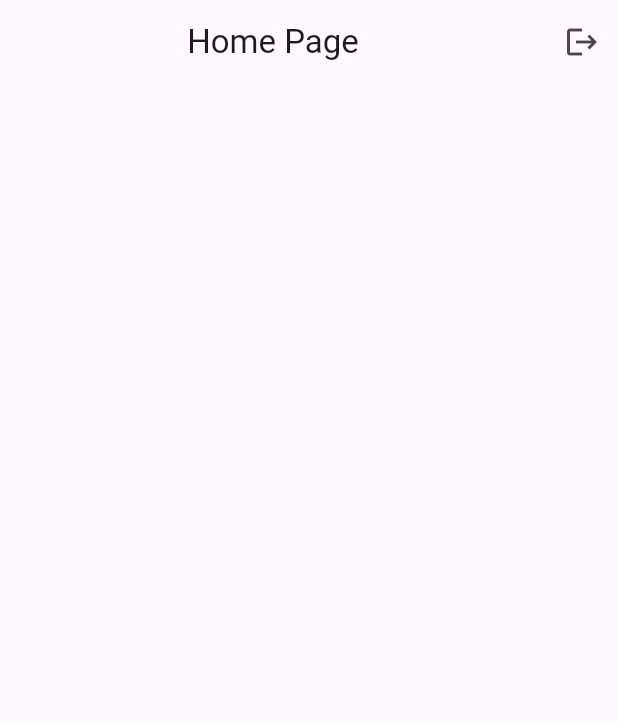
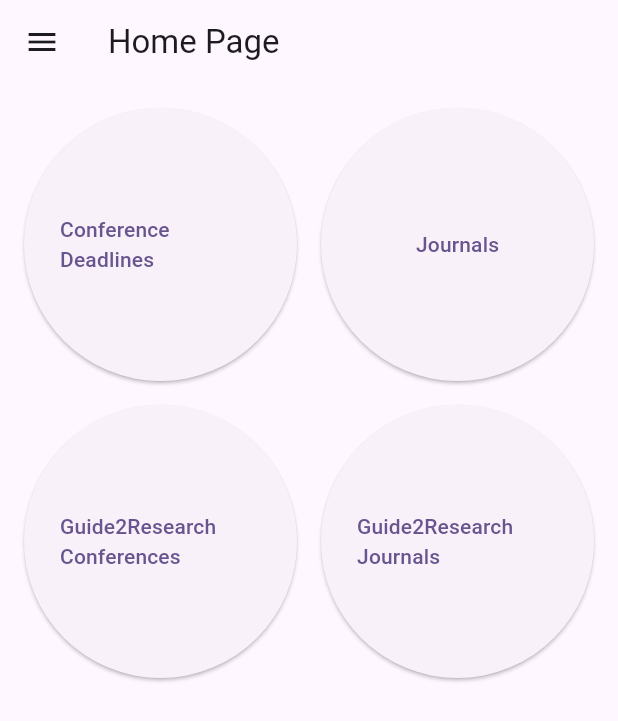
Before and after one commit to Kian-Chen/PubMate, a Flutter app: the screen it shows once a user with an empty profile is signed in, on a phone screen of 412 x 824 dp. Shown: the top 721 px of the screen. Run offline on Flutter 3.47's test engine with Material 3 defaults, Android fonts, the phone set to English and light mode, and no system bars; our stand-ins replace supabase_flutter; accounts and stored records are empty.

Commit message:
feat(widgets): add custom drawer for navigation and user profile
- Implement a custom drawer widget for app navigation and user information display
- Add user email and profile picture to the drawer header
- Include navigation options for different pages in the app
- Implement logout functionality using AuthService

```diff
--- /dev/null
+++ b/lib/pages/conference_deadlines_page.dart
@@ -0,0 +1,40 @@
+import 'package:flutter/material.dart';
+
+class ConferenceDeadlinesPage extends StatelessWidget {
+  const ConferenceDeadlinesPage({super.key});
+
+  @override
+  Widget build(BuildContext context) {
+    // Example list of deadlines; in a real app, this might come from a database
+    final List<Map<String, dynamic>> deadlines = [
+      {'name': 'Conference A', 'id': 256},
+      {'name': 'Conference B', 'id': 257},
+      // Add more conferences as needed
+    ];
+
+    return Scaffold(
+      appBar: AppBar(
+        title: const Text('Conference Deadlines'),
+      ),
+      body: ListView.builder(
+        itemCount: deadlines.length,
+        itemBuilder: (context, index) {
+          final conference = deadlines[index];
+          return ListTile(
+            title: Text(conference['name']),
+            trailing: ElevatedButton(
+              onPressed: () {
+                Navigator.pushNamed(
+                  context,
+                  '/conference_details',
+                  arguments: {'id': conference['id']},
+                );
+              },
+              child: const Text('Details'),
+            ),
+          );
+        },
+      ),
+    );
+  }
+}
--- /dev/null
+++ b/lib/pages/conference_details_page.dart
@@ -0,0 +1,31 @@
+import 'package:flutter/material.dart';
+
+class ConferenceDetailsPage extends StatelessWidget {
+  final int id;
+
+  const ConferenceDetailsPage({super.key, required this.id});
+
+  @override
+  Widget build(BuildContext context) {
+    // Fetch conference details based on the ID
+    // For demonstration, we'll use placeholder data
+    final Map<int, String> conferenceDetails = {
+      256: 'Details for Conference A',
+      257: 'Details for Conference B',
+      // Add more details as needed
+    };
+
+    return Scaffold(
+      appBar: AppBar(
+        title: const Text('Conference Details'),
+      ),
+      body: Padding(
+        padding: const EdgeInsets.all(16.0),
+        child: Text(
+          conferenceDetails[id] ?? 'No details available for this conference.',
+          style: const TextStyle(fontSize: 18),
+        ),
+      ),
+    );
+  }
+}
--- a/lib/pages/home_page.dart
+++ b/lib/pages/home_page.dart
@@ -1,41 +1,50 @@
 import 'package:flutter/material.dart';
-import 'package:pubmate/auth/auth_service.dart';
+import 'package:pubmate/widgets/custom_drawer.dart';
 
-class HomePage extends StatefulWidget {
+class HomePage extends StatelessWidget {
   const HomePage({super.key});
 
-  @override
-  State<HomePage> createState() => _HomePageState();
-}
-
-class _HomePageState extends State<HomePage> {
-
-  // get auth service
-  final authService = AuthService();
-
-  // logout button pressed
-  void logout() async {
-    await authService.signOut();
+  // Helper method to navigate to a named route
+  void navigateTo(BuildContext context, String routeName) {
+    Navigator.pushNamed(context, routeName);
   }
 
   @override
   Widget build(BuildContext context) {
-
-    // get user email
-    final currentUserEmail = authService.getCurrentUserEmail();
-
     return Scaffold(
       appBar: AppBar(
-        title: const Center(child: Text('Home Page')),
-        actions: [
-          // logout button
-          IconButton(
-            onPressed: logout,
-            icon: const Icon(Icons.logout),
-          ),
-        ],
+        title: const Text('Home Page'),
       ),
-      body: Center(child: Text(currentUserEmail.toString())),
+      drawer: const SizedBox(
+        width: 240,
+        child: CustomDrawer()
+      ),
+      body: Padding(
+        padding: const EdgeInsets.all(16.0),
+        child: GridView.count(
+          crossAxisCount: 2,
+          crossAxisSpacing: 16,
+          mainAxisSpacing: 16,
+          children: [
+            ElevatedButton(
+              onPressed: () => navigateTo(context, '/conference_deadlines'),
+              child: const Text('Conference Deadlines'),
+            ),
+            ElevatedButton(
+              onPressed: () => navigateTo(context, '/journals'),
+              child: const Text('Journals'),
+            ),
+            ElevatedButton(
+              onPressed: () => navigateTo(context, '/g2r_conferences'),
+              child: const Text('Guide2Research Conferences'),
+            ),
+            ElevatedButton(
+              onPressed: () => navigateTo(context, '/g2r_journals'),
+              child: const Text('Guide2Research Journals'),
+            ),
+          ],
+        ),
+      ),
     );
   }
 }
```
Also changed, not shown: lib/api/db_service.dart (added, +8 -0 lines), lib/main.dart (+86 -19 lines), lib/pages/g2r_conferences_page.dart (added, +18 -0 lines), lib/pages/g2r_journals_page.dart (added, +18 -0 lines), lib/pages/journal_details_page.dart (added, +31 -0 lines), lib/pages/journals_page.dart (added, +40 -0 lines), lib/widgets/custom_drawer.dart (added, +78 -0 lines), 13 other files.
